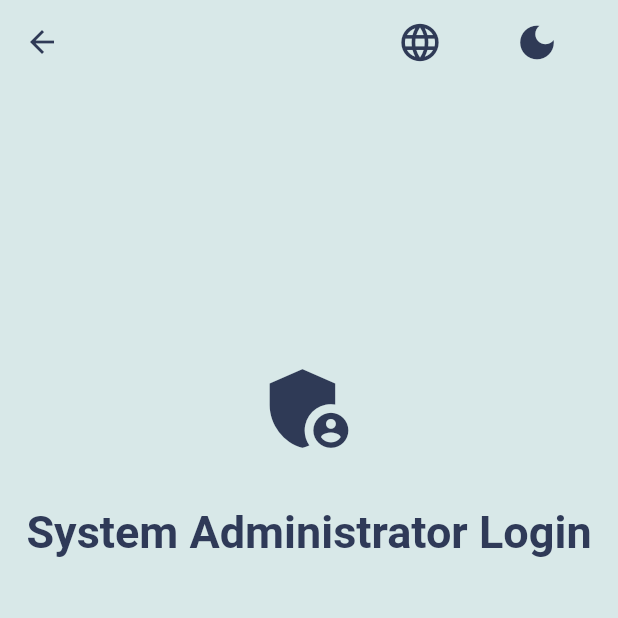
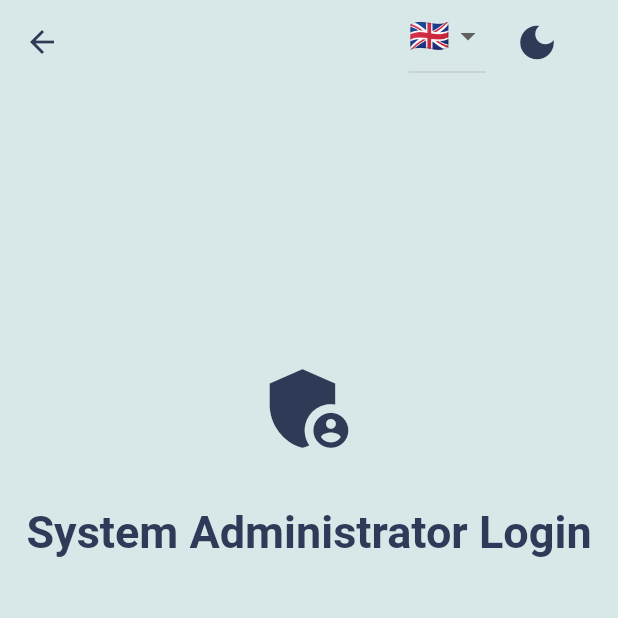
Before and after one commit to begumzengin/ParsyBot, a Flutter app: the screen it shows after launch, after a tap on the "admin panel settings" icon, on a phone screen of 412 x 824 dp, the top half of it. Run offline on Flutter 3.47's test engine with Material 2 defaults, Android fonts, the phone set to English and light mode, and no system bars; our stand-ins replace firebase_auth, firebase_core, flutter_spinkit, google_fonts, speech_to_text; accounts and stored records are empty; network calls fail.

Commit message:
admin login page localization

```diff
--- a/parsybot/lib/l10n/app_localizations.dart
+++ b/parsybot/lib/l10n/app_localizations.dart
@@ -228,7 +228,7 @@ abstract class AppLocalizations {
   /// No description provided for @adminLoginTitle.
   ///
   /// In tr, this message translates to:
-  /// **'System Yöneticisi Girişi'**
+  /// **'Sistem Yöneticisi Girişi'**
   String get adminLoginTitle;
 
   /// No description provided for @passwordHintText.
--- a/parsybot/lib/l10n/app_localizations_tr.dart
+++ b/parsybot/lib/l10n/app_localizations_tr.dart
@@ -71,7 +71,7 @@ class AppLocalizationsTr extends AppLocalizations {
   String get medicineTitle => 'Tıp Fakültesi';
 
   @override
-  String get adminLoginTitle => 'System Yöneticisi Girişi';
+  String get adminLoginTitle => 'Sistem Yöneticisi Girişi';
 
   @override
   String get passwordHintText => 'Şifre';
--- a/parsybot/lib/l10n/intl_tr.arb
+++ b/parsybot/lib/l10n/intl_tr.arb
@@ -22,7 +22,7 @@
     "healthSciencesTitle": "Sağlık Bilimleri Fakültesi",
     "commercialScienceTitle": "Ticari Bilimler Fakültesi",
     "medicineTitle": "Tıp Fakültesi",
-    "adminLoginTitle": "System Yöneticisi Girişi",
+    "adminLoginTitle": "Sistem Yöneticisi Girişi",
     "passwordHintText": "Şifre",
     "loginButton": "Giriş yap",
     "addDataset": "Veri Kümesi Ekleme",
--- a/parsybot/lib/screens/light_admin_login.dart
+++ b/parsybot/lib/screens/light_admin_login.dart
@@ -26,6 +26,7 @@ class _AdminLoginState extends State<AdminLogin> {
     final targetPlatform = Theme.of(context).platform;
     final screenWidth = MediaQuery.of(context).size.width;
     var t = AppLocalizations.of(context)!;
+    var selectedLocale = Localizations.localeOf(context).toString();
     bool _isValidLogin;
     return Scaffold(
         appBar: AppBar(
@@ -34,10 +35,25 @@ class _AdminLoginState extends State<AdminLogin> {
           iconTheme: IconThemeData(color: pickledBluewood),
           actions: <Widget>[
             Padding(
-                padding: EdgeInsets.only(right: 30.0),
-                child: IconButton(
-                  onPressed: () {},
-                  icon: Icon(Icons.language, color: pickledBluewood, size: 30),
+                padding: EdgeInsets.only(right: 10.0),
+                child: Consumer<LocaleModel>(
+                  builder: (context, localeModel, child) => DropdownButton(
+                      value: selectedLocale,
+                      items: [
+                        DropdownMenuItem(
+                          child: Text('🇬🇧', style: TextStyle(fontSize: 22)),
+                          value: 'en',
+                        ),
+                        DropdownMenuItem(
+                          child: Text('🇹🇷', style: TextStyle(fontSize: 22)),
+                          value: 'tr',
+                        ),
+                      ],
+                      onChanged: (String? value) {
+                        if (value != null) {
+                          localeModel.set(Locale(value));
+                        }
+                      }),
                 )),
             Padding(
                 padding: EdgeInsets.only(right: 30.0),
```
